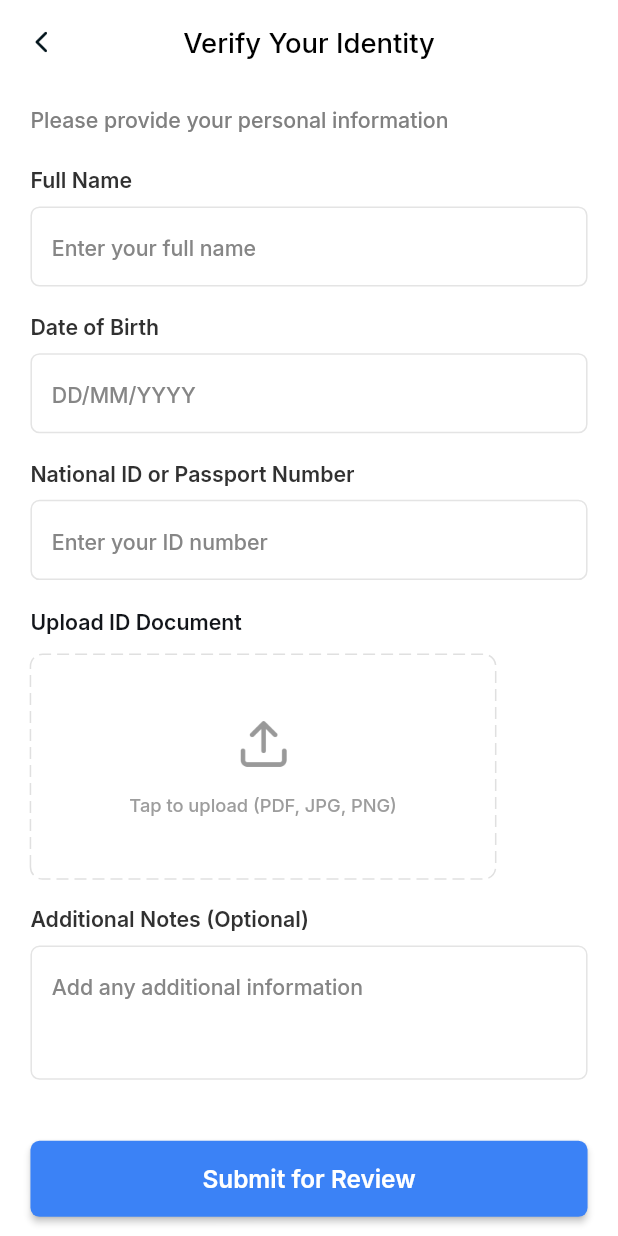
After one commit to akibur-rahman-wix-buddy/martaarcadu_app, a Flutter app: the VerifiyIdentityScreen screen opened by its route, on a phone screen of 412 x 824 dp. The commit adds this screen. Run offline on Flutter 3.47's test engine with Material 3 defaults, Android fonts, the light colour scheme and no system bars; drawn by our look-alikes of auto_animated, dotted_border; our stand-ins replace dio, file_picker, flutter_screenutil, get, get_it, get_storage and 4 more; missing offline and left inert: dotlottie_loader; accounts and stored records are empty; Roboto replaces fonts that are missing (Manrope).

Commit message:
complete verify identity screen

```diff
--- a/lib/constants/validator.dart
+++ b/lib/constants/validator.dart
@@ -1,5 +1,6 @@
 /// Validates that the value is not empty.
-String? requiredValidator(String? value, {String message = 'This field is required'}) {
+String? requiredValidator(String? value,
+    {String message = 'This field is required'}) {
   if (value == null || value.trim().isEmpty) {
     return message;
   }
@@ -9,6 +10,10 @@ String? requiredValidator(String? value, {String message = 'This field is requir
 /// Validates that the value is a valid name.
 String? nameValidator(String? value) {
   return requiredValidator(value, message: 'Please enter your name');
+}
+
+String? informationValidator(String? value) {
+  return requiredValidator(value, message: 'Please enter your information');
 }
 
 /// Validates a proper email format.
--- a/lib/features/reliability/presentation/reliability_screen.dart
+++ b/lib/features/reliability/presentation/reliability_screen.dart
@@ -6,6 +6,8 @@ import 'package:martaarcadu_app/features/reliability/presentation/widgets/trust_
 import 'package:martaarcadu_app/features/reliability/presentation/widgets/verification_title.dart';
 import 'package:martaarcadu_app/gen/assets.gen.dart';
 import 'package:martaarcadu_app/gen/colors.gen.dart';
+import 'package:martaarcadu_app/helpers/all_routes.dart';
+import 'package:martaarcadu_app/helpers/navigation_service.dart';
 import 'package:martaarcadu_app/helpers/ui_helpers.dart';
 
 class ReliabilityScreen extends StatelessWidget {
@@ -40,7 +42,11 @@ class ReliabilityScreen extends StatelessWidget {
                 UIHelper.verticalSpace(20.h),
                 TrustScoreCard(),
                 UIHelper.verticalSpace(32.h),
-                VerificationTitle(
+                GestureDetector(
+                  onTap: () {
+                    NavigationService.navigateTo(Routes.verifyIdentityScreen);
+                  },
+                  child: VerificationTitle(
                     icon: Image.asset(
                       Assets.icons.reabilityPersonIcon.path,
                       height: 24.h,
@@ -55,6 +61,7 @@ class ReliabilityScreen extends StatelessWidget {
                         'Upload a valid government ID to verify your identity.',
                     coinTextColor: AppColors.c6B7280,
                     coinBgColor: AppColors.cF3F4F6,
+                  ),
                 ),
                 UIHelper.verticalSpace(16.h),
                 VerificationTitle(
--- /dev/null
+++ b/lib/features/verify_identity/presentation/verifiy_identity_screen.dart
@@ -0,0 +1,185 @@
+import 'package:dotted_border/dotted_border.dart';
+import 'package:file_picker/file_picker.dart';
+import 'package:flutter/material.dart';
+import 'package:flutter_screenutil/flutter_screenutil.dart';
+import 'package:martaarcadu_app/common_widgets/common_arrow_button.dart';
+import 'package:martaarcadu_app/common_widgets/common_button.dart';
+import 'package:martaarcadu_app/common_widgets/common_textform_field.dart';
+import 'package:martaarcadu_app/constants/text_font_style.dart';
+import 'package:martaarcadu_app/constants/validator.dart';
+import 'package:martaarcadu_app/gen/assets.gen.dart';
+import 'package:martaarcadu_app/gen/colors.gen.dart';
+import 'package:martaarcadu_app/helpers/ui_helpers.dart';
+
+class VerifiyIdentityScreen extends StatefulWidget {
+  const VerifiyIdentityScreen({super.key});
+
+  @override
+  _VerifiyIdentityScreenState createState() => _VerifiyIdentityScreenState();
+}
+
+class _VerifiyIdentityScreenState extends State<VerifiyIdentityScreen> {
+  final _formKey = GlobalKey<FormState>();
+  final TextEditingController _fullNameController = TextEditingController();
+  final TextEditingController _dobController = TextEditingController();
+  final TextEditingController _phoneController = TextEditingController();
+  final TextEditingController _informationController = TextEditingController();
+  String? filePath;
+
+
+  Future<void> pickFile() async {
+    FilePickerResult? result = await FilePicker.platform.pickFiles();
+    if (result != null) {
+      setState(() {
+        filePath = result.files.single.path;
+      });
+      print("Selected file: ${result.files.single.name}");
+    } else {
+
+      print("No file selected.");
+    }
+  }
+
+  @override
+  Widget build(BuildContext context) {
+    return Scaffold(
+      backgroundColor: AppColors.cFFFFFF,
+      appBar: AppBar(
+        backgroundColor: AppColors.cFFFFFF,
+        elevation: 0,
+        leading: const CommonBackButton(),
+        centerTitle: true,
+        title: Text(
+          'Verify Your Identity',
+          style: TextFontStyle.textStylec18c1B1F3BManropeW600.copyWith(
+            color: AppColors.c000000,
+            fontWeight: FontWeight.w500,
+          ),
+        ),
+      ),
+      body: SafeArea(
+        child: Padding(
+          padding: EdgeInsets.symmetric(
+            horizontal: UIHelper.kDefaulutPadding(),
+          ),
+          child: SingleChildScrollView(
+            child: Form(
+              key: _formKey,
+              child: Column(
+                crossAxisAlignment: CrossAxisAlignment.start,
+                children: [
+                  UIHelper.verticalSpace(12.h),
+                  Text(
+                    'Please provide your personal information',
+                    style:
+                        TextFontStyle.textStylec14c808080ManropeW500.copyWith(),
+                  ),
+                  UIHelper.verticalSpace(20.h),
+
+                  CommonTextFormField(
+                    label: 'Full Name',
+                    hintText: 'Enter your full name',
+                    controller: _fullNameController,
+                    validator:
+                        nameValidator,
+                  ),
+                  UIHelper.verticalSpace(16.h),
+
+                  CommonTextFormField(
+                    label: 'Date of Birth',
+                    hintText: 'DD/MM/YYYY',
+                    controller: _dobController,
+                    validator:
+                        requiredValidator,
+                  ),
+                  UIHelper.verticalSpace(16.h),
+
+                  CommonTextFormField(
+                    label: 'National ID or Passport Number',
+                    hintText: 'Enter your ID number',
+                    controller: _phoneController,
+                    validator:
+                        validatePhoneNumber,
+                  ),
+                  UIHelper.verticalSpace(16.h),
+                  // Upload Document Section
+                  Text(
+                    'Upload ID Document',
+                    style:
+                        TextFontStyle.textStylec10c15803DManropeW600.copyWith(
+                      color: AppColors.c12151A,
+                      fontSize: 14.sp,
+                    ),
+                  ),
+                  UIHelper.verticalSpace(12.h),
+
+                  GestureDetector(
+                    onTap: pickFile,
+                    child: DottedBorder(
+                      color: AppColors.cE0E0E0,
+                      strokeWidth: 1,
+                      dashPattern: [8, 4],
+                      borderType: BorderType.RRect,
+                      radius: Radius.circular(8.r),
+                      padding: EdgeInsets.symmetric(
+                        horizontal: 60.w,
+                        vertical: 41.h,
+                      ), // Padding inside the dotted border
+                      child: Column(
+                        mainAxisAlignment: MainAxisAlignment.center,
+                        crossAxisAlignment: CrossAxisAlignment.center,
+                        children: [
+                          // Upload icon from assets
+                          Image.asset(
+                            Assets.icons.uploadFileIcon.path,
+                            height: 36.h,
+                            width: 36.w,
+                          ),
+                          UIHelper.verticalSpace(12.h),
+                          // Text for file upload instructions
+                          Text(
+                            'Tap to upload (PDF, JPG, PNG)',
+                            style: TextFontStyle.textStylec14c808080ManropeW500
+                                .copyWith(
+                              color: AppColors.c9D9D9D,
+                              fontSize: 12.sp,
+                            ),
+                          ),
+                        ],
+                      ),
+                    ),
+                  ),
+                  UIHelper.verticalSpace(16.h),
+                  // Display selected file path
+                  if (filePath != null) ...[
+                    Text("Selected file: $filePath"),
+                    UIHelper.verticalSpace(8.h),
+                  ],
+
+                  CommonTextFormField(
+                    label: 'Additional Notes (Optional)',
+                    hintText: 'Add any additional information',
+                    maxLines: 3,
+                    controller: _informationController,
+                    validator:
+                        informationValidator,
+                  ),
+                  UIHelper.verticalSpace(40.h),
+                  // Submit Button
+                  CommonButton(
+                    text: 'Submit for Review',
+                    onPressed: () {
+                      if (_formKey.currentState?.validate() ?? false) {
+                        // Handle submission logic if form is valid
+                      }
+                    },
+                  ),
+                ],
+              ),
+            ),
+          ),
+        ),
+      ),
+    );
+  }
+}
--- a/lib/gen/assets.gen.dart
+++ b/lib/gen/assets.gen.dart
@@ -165,6 +165,10 @@ class $AssetsIconsGen {
   AssetGenImage get termsIcon =>
       const AssetGenImage('assets/icons/terms_icon.png');
 
+  /// File path: assets/icons/upload_file_icon.png
+  AssetGenImage get uploadFileIcon =>
+      const AssetGenImage('assets/icons/upload_file_icon.png');
+
   /// File path: assets/icons/whatsapp_icon.png
   AssetGenImage get whatsappIcon =>
       const AssetGenImage('assets/icons/whatsapp_icon.png');
@@ -209,6 +213,7 @@ class $AssetsIconsGen {
     seetingIcon,
     sendIcon,
     termsIcon,
+    uploadFileIcon,
     whatsappIcon,
   ];
 }
--- a/lib/helpers/all_routes.dart
+++ b/lib/helpers/all_routes.dart
@@ -17,6 +17,7 @@ import 'package:martaarcadu_app/features/reliability/presentation/reliability_sc
 import 'package:martaarcadu_app/features/request_details/presentation/request_details_screen.dart';
 import 'package:martaarcadu_app/features/request_sucess/presentation/request_sucessfully_screen.dart';
 import 'package:martaarcadu_app/features/seller_response/presentation/seller_response_screen.dart';
+import 'package:martaarcadu_app/features/verify_identity/presentation/verifiy_identity_screen.dart';
 
 final class Routes {
   static final Routes _routes = Routes._internal();
@@ -79,6 +80,7 @@ final class Routes {
   static const String sellerResponseScreen = '/seller_response_screen';
   static const String favoriteSellerScreen = '/favorite_seller_screen';
   static const String reliabilityScreen = '/reliability_screen';
+  static const String verifyIdentityScreen = '/verify_identity_screen';
 
 }
 
@@ -162,6 +164,12 @@ final class RouteGenerator {
                 widget: ReliabilityScreen(), settings: settings)
             : CupertinoPageRoute(
                 builder: (context) => ReliabilityScreen());
+           case Routes.verifyIdentityScreen:
+        return Platform.isAndroid
+            ? _FadedTransitionRoute(
+                widget: VerifiyIdentityScreen(), settings: settings)
+            : CupertinoPageRoute(
+                builder: (context) => VerifiyIdentityScreen());
       // // case Routes.categorySearchScreen:
       // //   return Platform.isAndroid
       // //       ? _FadedTransitionRoute(
--- a/lib/main.dart
+++ b/lib/main.dart
@@ -15,6 +15,7 @@ import 'package:martaarcadu_app/features/reliability/presentation/reliability_sc
 import 'package:martaarcadu_app/features/request_details/presentation/request_details_screen.dart';
 import 'package:martaarcadu_app/features/request_sucess/presentation/request_sucessfully_screen.dart';
 import 'package:martaarcadu_app/features/seller_response/presentation/seller_response_screen.dart';
+import 'package:martaarcadu_app/features/verify_identity/presentation/verifiy_identity_screen.dart';
 import 'constants/custome_theme.dart';
 import 'gen/colors.gen.dart';
 import 'helpers/all_routes.dart';
--- a/pubspec.yaml
+++ b/pubspec.yaml
@@ -52,6 +52,8 @@ dependencies:
   pinput: ^5.0.1
   image_picker: ^1.1.2
   smooth_page_indicator: ^1.2.1
+  dotted_border: ^2.1.0
+  file_picker: ^10.2.0
 
 dev_dependencies:
   flutter_test:
```
Also changed, not shown: assets/icons/upload_file_icon.png (added), pubspec.lock, 1 other file. Lines whose indentation alone changed are shown as unchanged.
